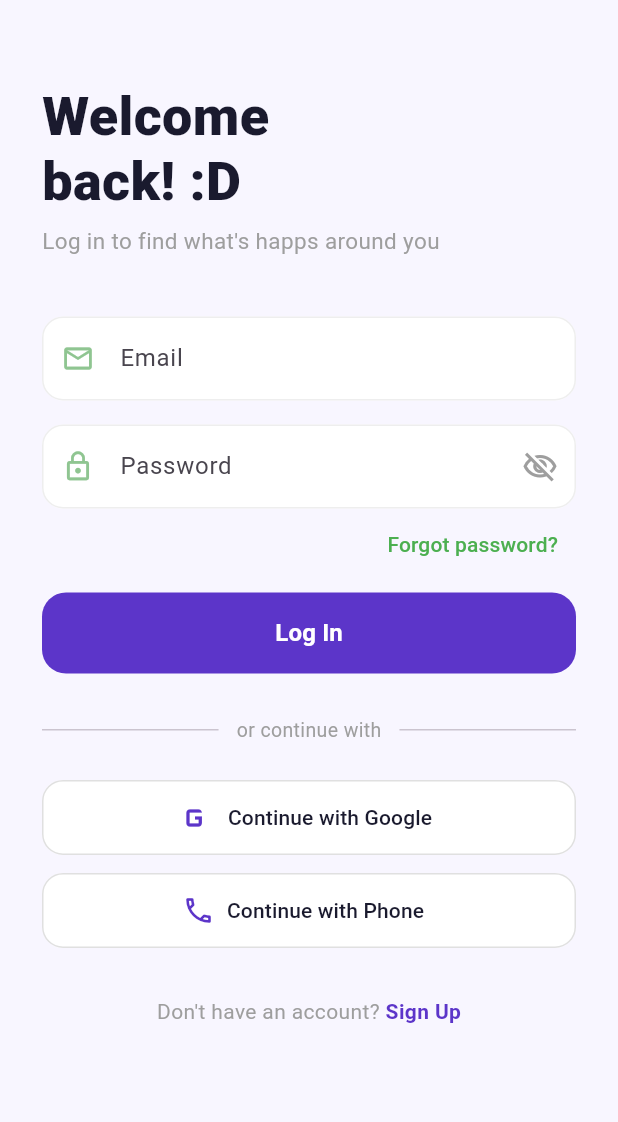
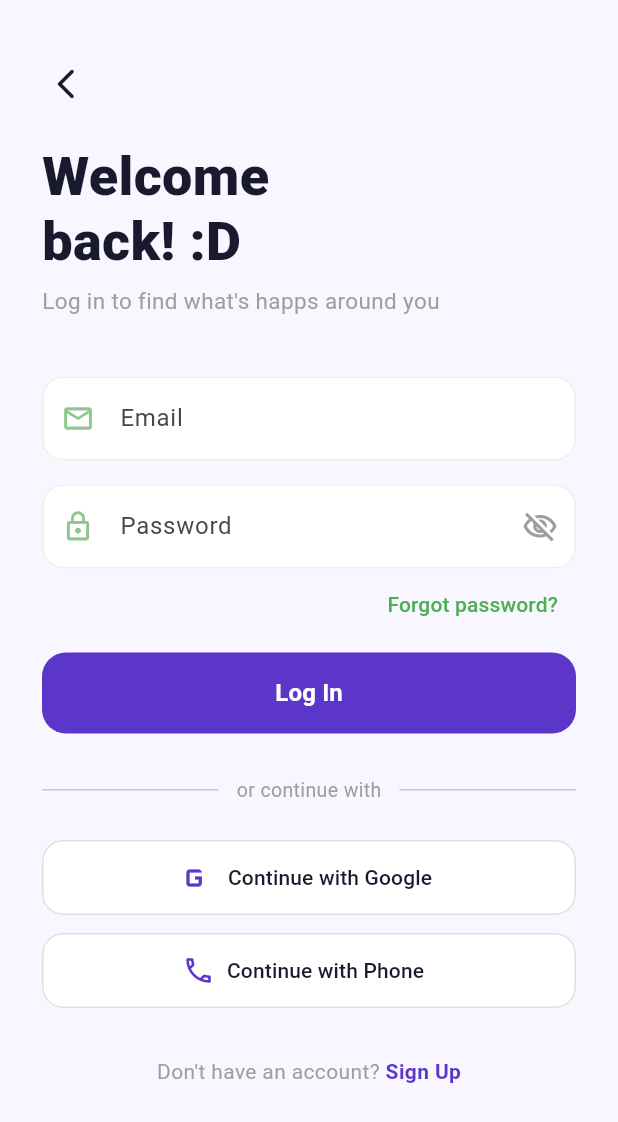
Before and after one commit to rafael-abes/UNIHACK-2026--Unihapps-, a Flutter app: the screen it shows after launch, after a tap on "Log In", on a phone screen of 412 x 824 dp. Shown: the top 1122 px of the screen. Run offline on Flutter 3.47's test engine with Material 3 defaults, Android fonts, the phone set to English and light mode, and no system bars; our stand-ins replace cloud_firestore, country_picker, firebase_auth, firebase_core, firebase_messaging, flutter_contacts and 4 more; accounts and stored records are empty.

Commit message:
Added back button to login

```diff
--- a/unihapps/lib/pages/login.dart
+++ b/unihapps/lib/pages/login.dart
@@ -129,7 +129,15 @@ class _LoginPageState extends State<LoginPage>
               child: Column(
                 crossAxisAlignment: CrossAxisAlignment.start,
                 children: [
-                  const SizedBox(height: 32),
+                  const SizedBox(height: 8),
+                  IconButton(
+                    icon: const Icon(Icons.arrow_back_ios_new_rounded),
+                    color: const Color(0xFF1A1A2E),
+                    onPressed: () => Navigator.pop(context),
+                    padding: EdgeInsets.zero,
+                    alignment: Alignment.centerLeft,
+                  ),
+                  const SizedBox(height: 16),
                   const Text(
                     'Welcome\nback! :D',
                     style: TextStyle(
```
